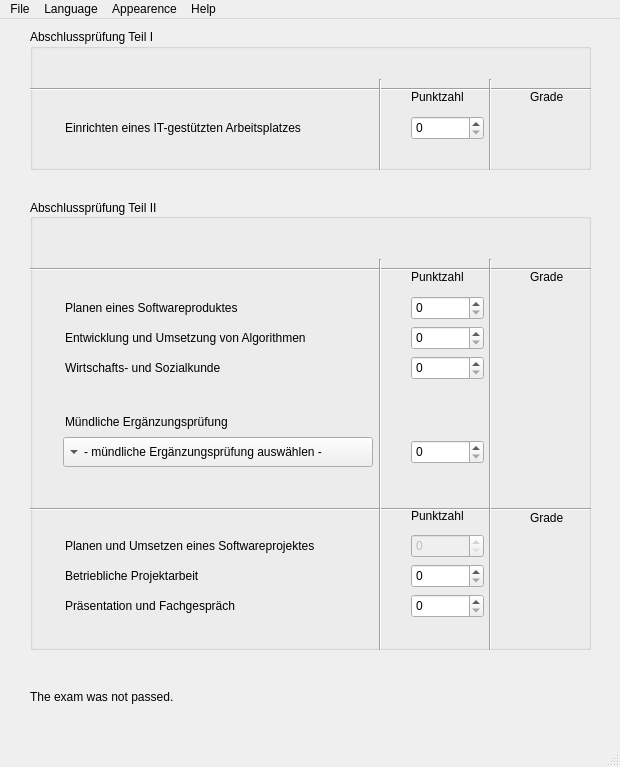
This is en_GB.ui in LF11-Projekte/IHK-telosCalc as Qt 5 draws it before an edit. The edited form follows.
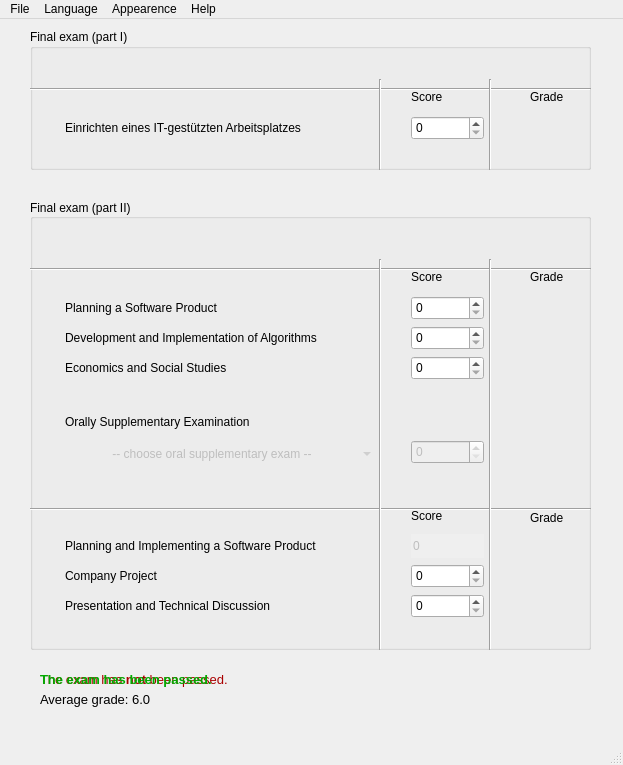
This is the edited form.

The edit to the form file:
```diff
--- a/en_GB.ui
+++ b/en_GB.ui
@@ -6,12 +6,36 @@
    <rect>
     <x>0</x>
     <y>0</y>
-    <width>620</width>
-    <height>767</height>
+    <width>623</width>
+    <height>765</height>
    </rect>
   </property>
+  <property name="sizePolicy">
+   <sizepolicy hsizetype="Fixed" vsizetype="Fixed">
+    <horstretch>0</horstretch>
+    <verstretch>0</verstretch>
+   </sizepolicy>
+  </property>
+  <property name="minimumSize">
+   <size>
+    <width>623</width>
+    <height>765</height>
+   </size>
+  </property>
+  <property name="maximumSize">
+   <size>
+    <width>623</width>
+    <height>765</height>
+   </size>
+  </property>
   <property name="windowTitle">
-   <string>IHK TelosCalc (Gradenberechnung)</string>
+   <string>IHK TelosCalc (Grade calculation)</string>
+  </property>
+  <property name="locale">
+   <locale language="English" country="UnitedKingdom"/>
+  </property>
+  <property name="tabShape">
+   <enum>QTabWidget::TabShape::Triangular</enum>
   </property>
   <widget class="QWidget" name="centralwidget">
    <widget class="QGroupBox" name="gbxFinalExam1">
@@ -30,7 +54,7 @@
      </sizepolicy>
     </property>
     <property name="title">
-     <string>Abschlussprüfung Teil I</string>
+     <string>Final exam (part I)</string>
     </property>
     <property name="alignment">
      <set>Qt::AlignmentFlag::AlignLeading|Qt::AlignmentFlag::AlignLeft|Qt::AlignmentFlag::AlignTop</set>
@@ -193,7 +217,7 @@
          <locale language="German" country="Germany"/>
         </property>
         <property name="text">
-         <string>Punktzahl</string>
+         <string>Score</string>
         </property>
        </widget>
       </item>
@@ -255,7 +279,7 @@
      </sizepolicy>
     </property>
     <property name="title">
-     <string>Abschlussprüfung Teil II</string>
+     <string>Final exam (part II)</string>
     </property>
     <property name="alignment">
      <set>Qt::AlignmentFlag::AlignLeading|Qt::AlignmentFlag::AlignLeft|Qt::AlignmentFlag::AlignVCenter</set>
@@ -357,7 +381,10 @@
          </size>
         </property>
         <property name="text">
-         <string>Planen eines Softwareproduktes</string>
+         <string>Planning a Software Product</string>
+        </property>
+        <property name="buddy">
+         <cstring>numFe2_1</cstring>
         </property>
        </widget>
       </item>
@@ -424,7 +451,10 @@
          </size>
         </property>
         <property name="text">
-         <string>Mündliche Ergänzungsprüfung</string>
+         <string>Orally Supplementary Examination</string>
+        </property>
+        <property name="buddy">
+         <cstring>tbtnSupplementary</cstring>
         </property>
        </widget>
       </item>
@@ -443,7 +473,7 @@
          </size>
         </property>
         <property name="text">
-         <string>Punktzahl</string>
+         <string>Score</string>
         </property>
        </widget>
       </item>
@@ -516,7 +546,10 @@
          </size>
         </property>
         <property name="text">
-         <string>Entwicklung und Umsetzung von Algorithmen</string>
+         <string>Development and Implementation of Algorithms</string>
+        </property>
+        <property name="buddy">
+         <cstring>numFe2_2</cstring>
         </property>
        </widget>
       </item>
@@ -551,7 +584,10 @@
          </size>
         </property>
         <property name="text">
-         <string>Wirtschafts- und Sozialkunde</string>
+         <string>Economics and Social Studies</string>
+        </property>
+        <property name="buddy">
+         <cstring>numFe2_3</cstring>
         </property>
        </widget>
       </item>
@@ -577,7 +613,7 @@
       <item row="6" column="2">
        <widget class="QSpinBox" name="numFe2_supplementary">
         <property name="enabled">
-         <bool>true</bool>
+         <bool>false</bool>
         </property>
         <property name="minimumSize">
          <size>
@@ -747,7 +783,10 @@
          </size>
         </property>
         <property name="text">
-         <string>Präsentation und Fachgespräch</string>
+         <string>Presentation and Technical Discussion</string>
+        </property>
+        <property name="buddy">
+         <cstring>numFe2_8</cstring>
         </property>
        </widget>
       </item>
@@ -766,7 +805,7 @@
          </size>
         </property>
         <property name="text">
-         <string>Punktzahl</string>
+         <string>Score</string>
         </property>
        </widget>
       </item>
@@ -785,7 +824,10 @@
          </size>
         </property>
         <property name="text">
-         <string>Betriebliche Projektarbeit</string>
+         <string>Company Project</string>
+        </property>
+        <property name="buddy">
+         <cstring>numFe2_7</cstring>
         </property>
        </widget>
       </item>
@@ -806,6 +848,33 @@
           <height>24</height>
          </size>
         </property>
+        <property name="locale">
+         <locale language="English" country="UnitedKingdom"/>
+        </property>
+        <property name="inputMethodHints">
+         <set>Qt::InputMethodHint::ImhNone</set>
+        </property>
+        <property name="wrapping">
+         <bool>false</bool>
+        </property>
+        <property name="frame">
+         <bool>false</bool>
+        </property>
+        <property name="readOnly">
+         <bool>true</bool>
+        </property>
+        <property name="buttonSymbols">
+         <enum>QAbstractSpinBox::ButtonSymbols::NoButtons</enum>
+        </property>
+        <property name="accelerated">
+         <bool>false</bool>
+        </property>
+        <property name="keyboardTracking">
+         <bool>false</bool>
+        </property>
+        <property name="showGroupSeparator" stdset="0">
+         <bool>false</bool>
+        </property>
         <property name="maximum">
          <number>100</number>
         </property>
@@ -826,17 +895,23 @@
          </size>
         </property>
         <property name="text">
-         <string>Planen und Umsetzen eines Softwareprojektes</string>
+         <string>Planning and Implementing a Software Product</string>
+        </property>
+        <property name="buddy">
+         <cstring>numFe2_out</cstring>
         </property>
        </widget>
       </item>
      </layout>
     </widget>
     <widget class="QToolButton" name="tbtnSupplementary">
+     <property name="enabled">
+      <bool>false</bool>
+     </property>
      <property name="geometry">
       <rect>
        <x>33</x>
-       <y>238</y>
+       <y>240</y>
        <width>310</width>
        <height>30</height>
       </rect>
@@ -857,19 +932,19 @@
       <locale language="German" country="Germany"/>
      </property>
      <property name="text">
-      <string>- mündliche Ergänzungsprüfung auswählen -</string>
+      <string>-- choose oral supplementary exam --</string>
      </property>
      <property name="popupMode">
-      <enum>QToolButton::ToolButtonPopupMode::InstantPopup</enum>
+      <enum>QToolButton::ToolButtonPopupMode::MenuButtonPopup</enum>
      </property>
      <property name="toolButtonStyle">
-      <enum>Qt::ToolButtonStyle::ToolButtonTextBesideIcon</enum>
+      <enum>Qt::ToolButtonStyle::ToolButtonTextOnly</enum>
      </property>
      <property name="autoRaise">
-      <bool>false</bool>
+      <bool>true</bool>
      </property>
      <property name="arrowType">
-      <enum>Qt::ArrowType::DownArrow</enum>
+      <enum>Qt::ArrowType::NoArrow</enum>
      </property>
     </widget>
     <widget class="Line" name="line_4">
@@ -940,14 +1015,43 @@
    <widget class="QLabel" name="lblSuccess">
     <property name="geometry">
      <rect>
-      <x>30</x>
+      <x>40</x>
+      <y>650</y>
+      <width>211</width>
+      <height>21</height>
+     </rect>
+    </property>
+    <property name="text">
+     <string>&lt;html&gt;&lt;head/&gt;&lt;body&gt;&lt;p&gt;&lt;span style=&quot; font-size:10pt; color:#aa0000;&quot;&gt;The exam has &lt;/span&gt;&lt;span style=&quot; font-size:10pt; font-weight:700; color:#aa0000;&quot;&gt;not&lt;/span&gt;&lt;span style=&quot; font-size:10pt; color:#aa0000;&quot;&gt; been passed.&lt;/span&gt;&lt;/p&gt;&lt;/body&gt;&lt;/html&gt;</string>
+    </property>
+   </widget>
+   <widget class="QLabel" name="lblAverageGrade">
+    <property name="geometry">
+     <rect>
+      <x>40</x>
       <y>670</y>
       <width>211</width>
-      <height>16</height>
+      <height>21</height>
      </rect>
     </property>
     <property name="text">
-     <string>The exam was not passed.</string>
+     <string>&lt;html&gt;&lt;head/&gt;&lt;body&gt;&lt;p&gt;&lt;span style=&quot; font-size:10pt;&quot;&gt;Average grade: 6.0&lt;/span&gt;&lt;/p&gt;&lt;/body&gt;&lt;/html&gt;</string>
+    </property>
+   </widget>
+   <widget class="QLabel" name="lblSuccessPassed">
+    <property name="enabled">
+     <bool>true</bool>
+    </property>
+    <property name="geometry">
+     <rect>
+      <x>40</x>
+      <y>650</y>
+      <width>211</width>
+      <height>21</height>
+     </rect>
+    </property>
+    <property name="text">
+     <string>&lt;html&gt;&lt;head/&gt;&lt;body&gt;&lt;p&gt;&lt;span style=&quot; font-size:10pt; font-weight:700; color:#00aa00;&quot;&gt;The exam has been passed.&lt;/span&gt;&lt;/p&gt;&lt;/body&gt;&lt;/html&gt;</string>
     </property>
    </widget>
   </widget>
@@ -956,7 +1060,7 @@
     <rect>
      <x>0</x>
      <y>0</y>
-     <width>620</width>
+     <width>623</width>
      <height>33</height>
     </rect>
    </property>
```
Left out of the diff: 160 changed lines with no effect on the pictures.
